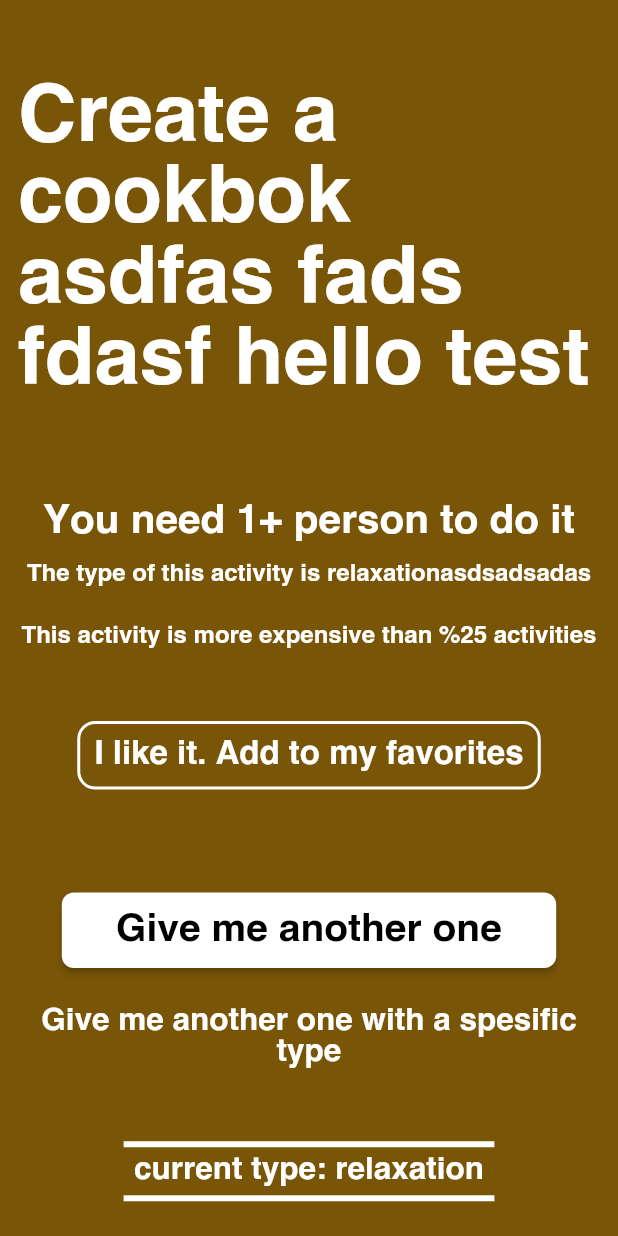
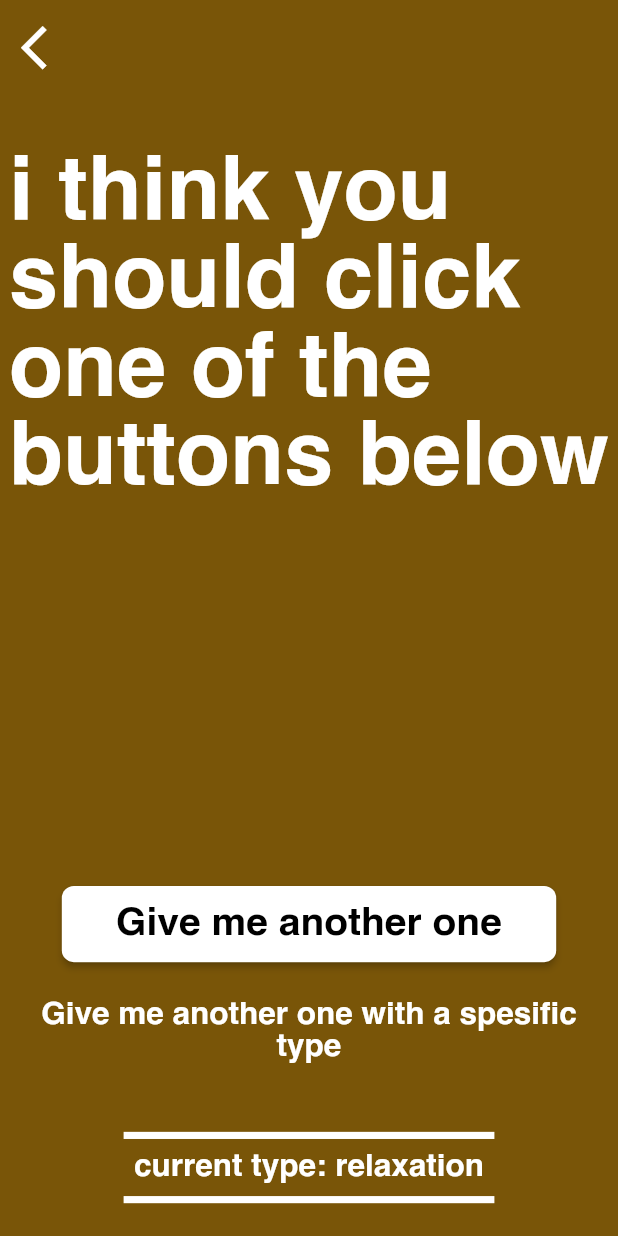
Before and after one commit to batuhankrbb/i_am_bored, a Flutter app: the ActivityDetailPage screen opened directly, on a phone screen of 412 x 824 dp. Run offline on Flutter 3.47's test engine with Material 2 defaults, Android fonts, the phone set to English and light mode, and no system bars; drawn by our look-alikes of auto_size_text; our stand-ins replace connectivity, device_preview, dio, flutter_mobx, freezed_annotation, get_it and 3 more; accounts and stored records are empty; generated files the repository leaves out were written again.

Commit message:
add: ActivityFailure, ActivityInitial, ActivityInfoTexts, ActivityLoaded | update: ActivityDetailPage

```diff
--- a/lib/features/activities/presentation/sections/home/pages/activity_detail_page/activity_detail_page.dart
+++ b/lib/features/activities/presentation/sections/home/pages/activity_detail_page/activity_detail_page.dart
@@ -1,10 +1,22 @@
 import 'package:flutter/material.dart';
+import 'package:flutter_mobx/flutter_mobx.dart';
+import 'package:im_bored_app/core/constants/custom_colors.dart';
+import 'package:im_bored_app/core/navigation/routes/navigation_routes.dart';
+import 'package:im_bored_app/core/navigation/services/navigation_service.dart';
+import 'package:im_bored_app/features/activities/domain/entities/activity_entity.dart';
+import 'package:im_bored_app/features/activities/presentation/components/custom_app_bar.dart';
+import 'package:im_bored_app/features/activities/presentation/components/loading_indicator.dart';
+import 'package:im_bored_app/features/activities/presentation/sections/home/pages/activity_detail_page/components/activity_failure.dart';
+import 'package:im_bored_app/features/activities/presentation/sections/home/pages/activity_detail_page/components/activity_initial.dart';
+import 'package:im_bored_app/features/activities/presentation/sections/home/pages/activity_detail_page/components/activity_loaded.dart';
+import 'package:im_bored_app/features/activities/presentation/sections/home/pages/choose_type_page/choose_type_page.dart';
+import 'package:im_bored_app/features/activities/presentation/sections/home/viewmodel/home_view_model.dart';
+import 'package:im_bored_app/features/activities/starting_files/get_it_injection_container.dart';
 import '../../../../components/custom_bold_text_button.dart';
-import '../../../../components/custom_bordered_button.dart';
-import '../../../../components/custom_text.dart';
 import '../../../../components/custom_text_button.dart';
 import '../../../../../../../core/user_interface/extensions/context_extension.dart';
 
+import 'components/activity_info_texts.dart';
 import 'components/custom_text_button_between_lines.dart';
 
 class ActivityDetailPage extends StatefulWidget {
@@ -15,47 +27,40 @@ class ActivityDetailPage extends StatefulWidget {
 }
 
 class _ActivityDetailPageState extends State<ActivityDetailPage> {
+  late HomeViewModel _homeViewModel;
+
+  @override
+  void initState() {
+    super.initState();
+    _homeViewModel = getit.get<HomeViewModel>();
+    _homeViewModel.setContext(context);
+  }
+
   @override
   Widget build(BuildContext context) {
     return Scaffold(
+      appBar: CustomAppBar(),
       body: SafeArea(
         child: Container(
           padding: EdgeInsets.all(context.padding6),
           child: Column(
             children: [
-              Spacer(
-                flex: 8,
-              ),
               Expanded(
-                flex: 40,
-                child: buildCustomActivityText(),
-              ),
-              Spacer(
-                flex: 6,
-              ),
-              Expanded(
-                flex: 26,
-                child: buildActivityInfoTexts(context),
-              ),
-              Spacer(
-                flex: 3,
-              ),
-              Expanded(
-                flex: 8,
-                child: buildAddToFavoriteButton(),
+                flex: 88,
+                child: buildTopScreen(),
               ),
               Spacer(
                 flex: 12,
               ),
               Expanded(
-                flex: 22,
+                flex: 24,
                 child: buildButtons(context),
               ),
               Spacer(
                 flex: 7,
               ),
               Expanded(
-                flex: 7,
+                flex: 9,
                 child: buildCurrentTypeButton(),
               ),
               Spacer(
@@ -68,13 +73,33 @@ class _ActivityDetailPageState extends State<ActivityDetailPage> {
     );
   }
 
-  CustomTextButtonBetweenLines buildCurrentTypeButton() {
-    return CustomTextButtonBetweenLines(
-      text: "current type: relaxation",
-      onPressed: () {
-        print("clickeddd");
+  Widget buildTopScreen() {
+    return Observer(
+      builder: (_) {
+        return _homeViewModel.activityStateResult.when(initial: () {
+          return ActivityInitial();
+        }, loading: () {
+          return LoadingIndicator();
+        }, failed: (failure) {
+          return ActivityFailure(failureMessage: failure.message);
+        }, completed: (result) {
+          return ActivityLoaded(entity: result);
+        });
       },
     );
+  }
+
+  Widget buildCurrentTypeButton() {
+    return Observer(builder: (_) {
+      return CustomTextButtonBetweenLines(
+        text: "current type: ${_homeViewModel.selectedActivityType}",
+        onPressed: () {
+          NavigationService().navigateTo(
+            NavigationRoute.chooseTypePage(ChooseTypePage()),
+          );
+        },
+      );
+    });
   }
 
   Column buildButtons(BuildContext context) {
@@ -82,10 +107,7 @@ class _ActivityDetailPageState extends State<ActivityDetailPage> {
       children: [
         Expanded(
           flex: 6,
-          child: CustomBoldTextButton(
-            text: "Give me another one",
-            onPressed: () {},
-          ),
+          child: buildBoldTextButton(),
         ),
         Spacer(
           flex: 2,
@@ -98,6 +120,15 @@ class _ActivityDetailPageState extends State<ActivityDetailPage> {
     );
   }
 
+  CustomBoldTextButton buildBoldTextButton() {
+    return CustomBoldTextButton(
+      text: "Give me another one",
+      onPressed: () {
+        _homeViewModel.getRandomActivity();
+      },
+    );
+  }
+
   Widget buildCustomTextButton() {
     return Padding(
       padding: EdgeInsets.symmetric(horizontal: context.padding12),
@@ -105,57 +136,9 @@ class _ActivityDetailPageState extends State<ActivityDetailPage> {
           text: "Give me another one with a spesific type",
           maxLine: 2,
           textAlign: TextAlign.center,
-          onPressed: () {}),
+          onPressed: () {
+            _homeViewModel.getActivityByType();
+          }),
     );
   }
-
-  Padding buildActivityInfoTexts(BuildContext context) {
-    return Padding(
-      padding: EdgeInsets.all(context.padding6),
-      child: Column(
-        children: [
-          Spacer(),
-          Expanded(
-            flex: 2,
-            child: CustomAutoSizeText(
-              text: "You need 1+ person to do it",
-            ),
-          ),
-          Spacer(),
-          Expanded(
-            flex: 2,
-            child: CustomAutoSizeText(
-              text: "The type of this activity is relaxationasdsadsadas",
-            ),
-          ),
-          Spacer(),
-          Expanded(
-            flex: 2,
-            child: CustomAutoSizeText(
-              text: "This activity is more expensive than %25 activities",
-              maxLines: 2,
-              textAlign: TextAlign.center,
-            ),
-          ),
-          Spacer(),
-        ],
-      ),
-    );
-  }
-
-  Widget buildCustomActivityText() {
-    return Container(
-      padding: EdgeInsets.symmetric(horizontal: context.padding6),
-      child: CustomAutoSizeText(
-        text: "Create a cookbok asdfas fads fdasf hello test",
-        fontSize: 100,
-        maxLines: null,
-      ),
-    );
-  }
-
-  Widget buildAddToFavoriteButton() {
-    return CustomBorderedButton(
-        text: "I like it. Add to my favorites", onPressed: () {});
-  }
 }
--- /dev/null
+++ b/lib/features/activities/presentation/sections/home/pages/activity_detail_page/components/activity_initial.dart
@@ -0,0 +1,28 @@
+import 'package:flutter/material.dart';
+import 'package:im_bored_app/features/activities/presentation/components/custom_text.dart';
+
+class ActivityInitial extends StatelessWidget {
+  const ActivityInitial({Key? key}) : super(key: key);
+
+  @override
+  Widget build(BuildContext context) {
+    return Column(
+      children: [
+        Spacer(
+          flex: 5,
+        ),
+        Expanded(
+          flex: 50,
+          child: CustomAutoSizeText(
+            text: "i think you should click one of the buttons below",
+            maxLines: 4,
+            fontSize: 100,
+          ),
+        ),
+        Spacer(
+          flex: 5,
+        ),
+      ],
+    );
+  }
+}
```
Also changed, not shown: lib/features/activities/presentation/sections/home/pages/activity_detail_page/components/activity_failure.dart (added, +36 -0 lines), lib/features/activities/presentation/sections/home/pages/activity_detail_page/components/activity_info_texts.dart (added, +42 -0 lines), lib/features/activities/presentation/sections/home/pages/activity_detail_page/components/activity_loaded.dart (added, +83 -0 lines).
